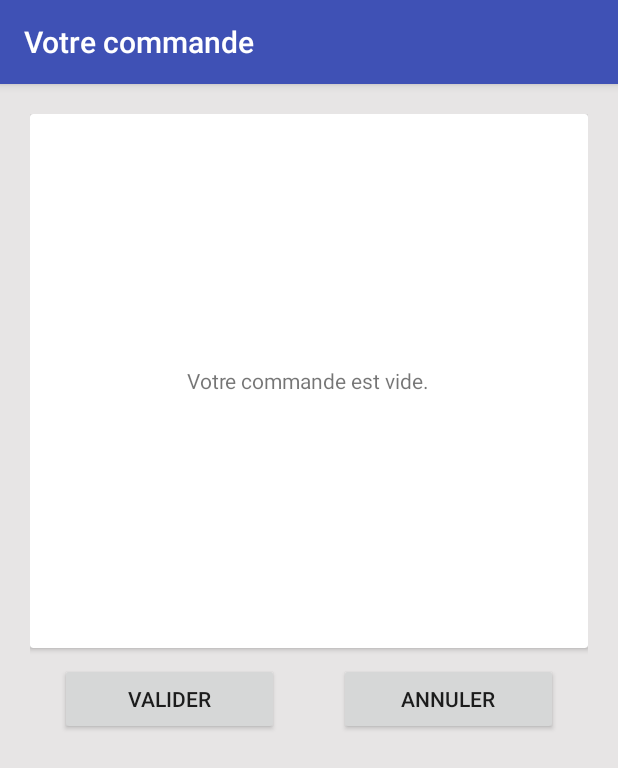
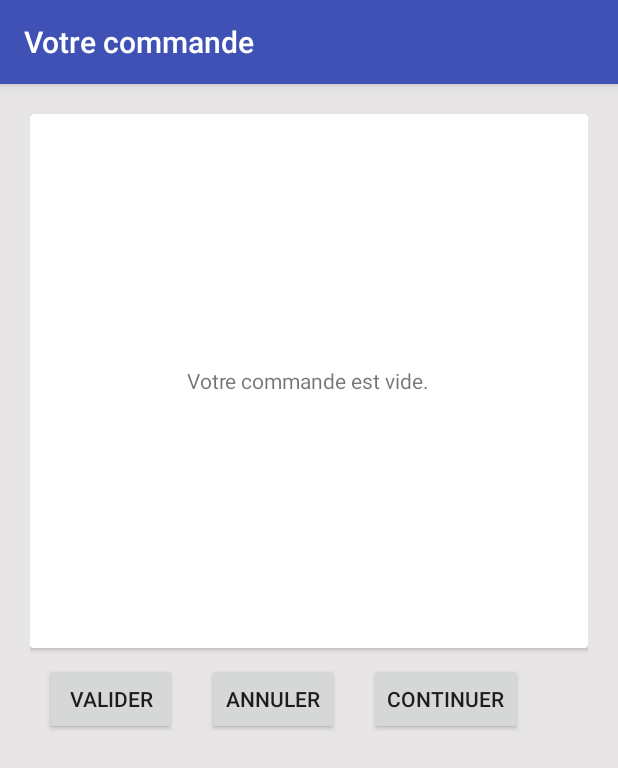
Before and after one commit to Helicose/ChezMomo, an Android app: the Commande screen opened directly, with no data from a screen before it, on a phone screen of 412 x 824 dp. Shown: the top 768 px of the screen. Run offline under Robolectric (Android 15) with nearby library versions, the phone set to English and light mode, and no system bars.

Commit message:
Ajout bouton continuer

```diff
--- a/app/src/main/java/com/controle_android/chezmomo/Commande.java
+++ b/app/src/main/java/com/controle_android/chezmomo/Commande.java
@@ -81,16 +81,7 @@ public class Commande extends AppCompatActivity {
     }
 
     public void actionValider(View vue){
-        sharedPreferences
-                .edit()
-                .putStringSet("commandes", null)
-                .putStringSet("prix", null)
-                .apply();
-
         Toast.makeText(getApplicationContext(), "Merci pour votre commande, elle arrive au plus vite !", Toast.LENGTH_SHORT).show();
-
-        Intent acceuil = new Intent(Commande.this, MainActivity.class); // on declare la nouvelle activite
-        startActivity (acceuil); //on demarre l'activite
     }
 
     public void actionAnnuler(View vue){
@@ -105,4 +96,9 @@ public class Commande extends AppCompatActivity {
         Intent acceuil = new Intent(Commande.this, MainActivity.class); // on declare la nouvelle activite
         startActivity (acceuil); //on demarre l'activite
     }
+
+    public void actionContinuer(View vue){
+        Intent formules = new Intent(Commande.this, Formules.class); // on declare la nouvelle activite
+        startActivity (formules); //on demarre l'activite
+    }
 }
--- a/app/src/main/res/layout/commande.xml
+++ b/app/src/main/res/layout/commande.xml
@@ -33,19 +33,21 @@
 
         </android.support.v7.widget.CardView>
 
+        <LinearLayout>
+
             <Button
                 android:id="@+id/boutonValider"
                 android:layout_width="wrap_content"
                 android:layout_height="wrap_content"
                 android:layout_columnSpan="2"
                 android:layout_columnWeight="1"
-            android:layout_marginLeft="20dp"
-            android:layout_marginRight="20dp"
+                android:layout_marginLeft="10dp"
+                android:layout_marginRight="10dp"
                 android:layout_marginTop="10dp"
                 android:layout_rowSpan="2"
                 android:gravity="center"
-            android:text="Valider"
-            android:onClick="actionValider"/>
+                android:onClick="actionValider"
+                android:text="Valider" />
 
             <Button
                 android:id="@+id/boutonAnnuler"
@@ -53,12 +55,28 @@
                 android:layout_height="wrap_content"
                 android:layout_columnSpan="2"
                 android:layout_columnWeight="1"
-            android:layout_marginLeft="20dp"
-            android:layout_marginRight="20dp"
+                android:layout_marginLeft="10dp"
+                android:layout_marginRight="10dp"
                 android:layout_marginTop="10dp"
                 android:gravity="center"
-            android:text="Annuler"
-            android:onClick="actionAnnuler"/>
+                android:onClick="actionAnnuler"
+                android:text="Annuler" />
+
+            <Button
+                android:id="@+id/boutonContinuer"
+                android:layout_width="wrap_content"
+                android:layout_height="wrap_content"
+                android:layout_columnSpan="2"
+                android:layout_columnWeight="1"
+                android:layout_marginLeft="10dp"
+                android:layout_marginRight="10dp"
+                android:layout_marginTop="10dp"
+                android:gravity="center"
+                android:onClick="actionContinuer"
+                android:text="Continuer" />
+
+        </LinearLayout>
+
 
     </GridLayout>
 </LinearLayout>
```
Lines whose indentation alone changed are shown as unchanged.
